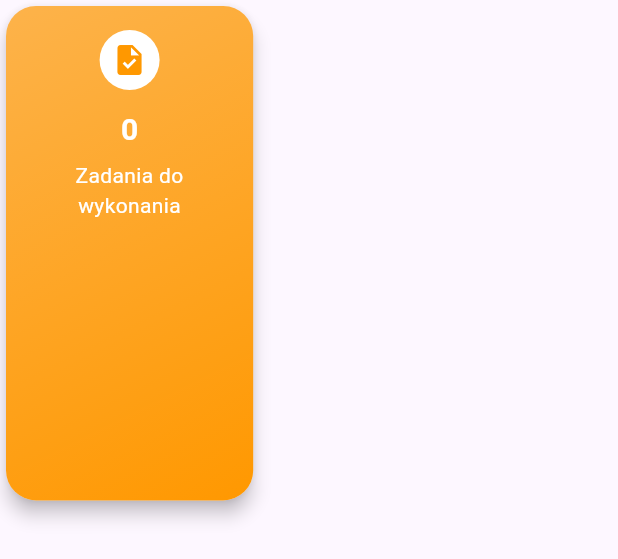
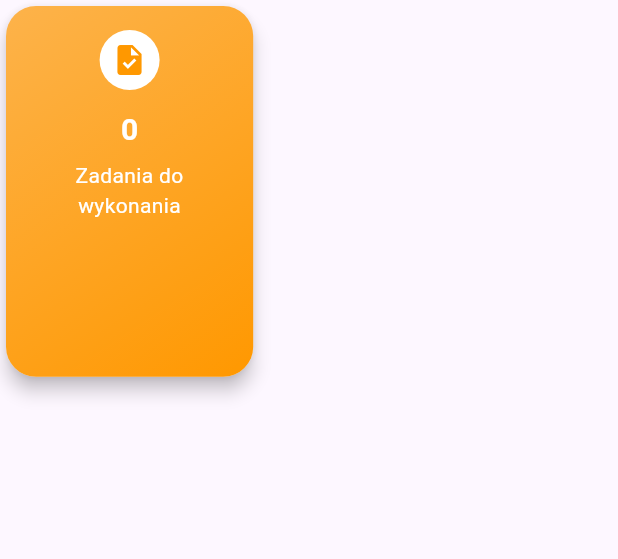
Before and after one commit to Sebastian2344/task_menager, a Flutter app: the StatCard widget shown alone on an empty page, opened directly, on a phone screen of 412 x 824 dp. Shown: the top 559 px of the screen. Run offline on Flutter 3.47's test engine with Material 3 defaults, Android fonts, the phone set to English and light mode, and no system bars; our stand-ins replace flutter_local_notifications, permission_handler, sqflite, timezone; accounts and stored records are empty.

Commit message:
poprawki
orientacja i ekran statystyk

```diff
--- a/lib/modules/stats_module/ui/stats_page.dart
+++ b/lib/modules/stats_module/ui/stats_page.dart
@@ -80,7 +80,7 @@ class StatCard extends StatelessWidget {
     shape: RoundedRectangleBorder(borderRadius: BorderRadius.circular(20)),
     child: Container(
       width: MediaQuery.of(context).size.width * 0.4,
-      height: MediaQuery.of(context).size.height * 0.4,
+      height: MediaQuery.of(context).size.height * 0.3,
       padding: const EdgeInsets.all(16.0),
       decoration: BoxDecoration(
         borderRadius: BorderRadius.circular(20),
```
Also changed, not shown: lib/main.dart (+21 -4 lines), pubspec.lock.
